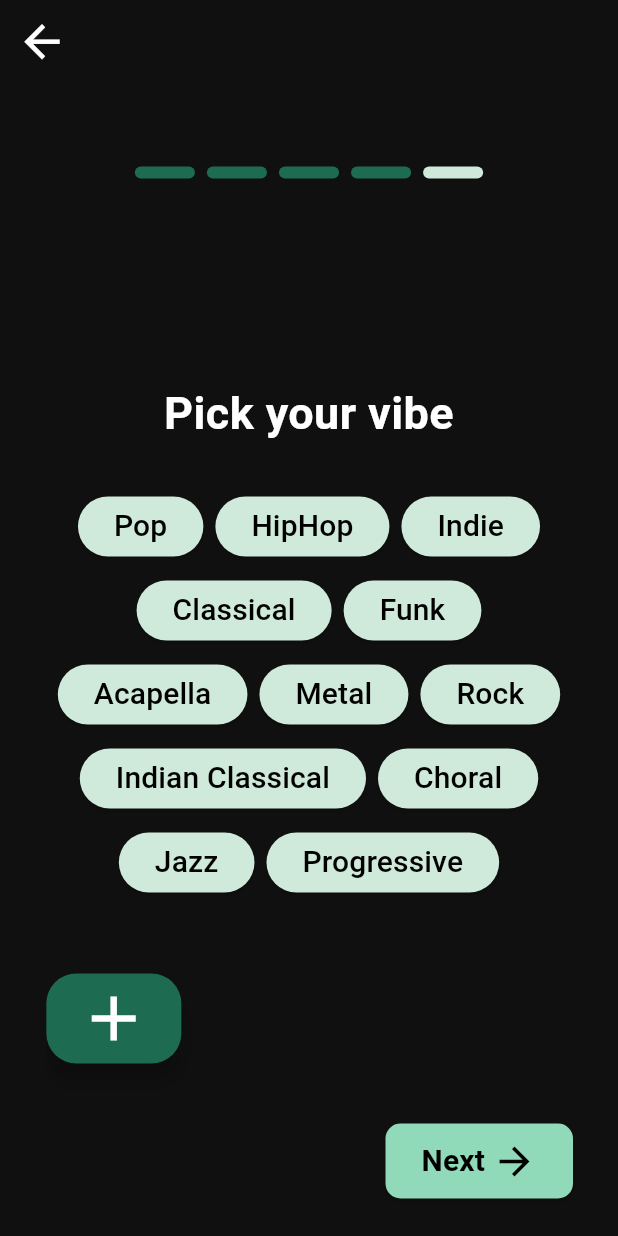
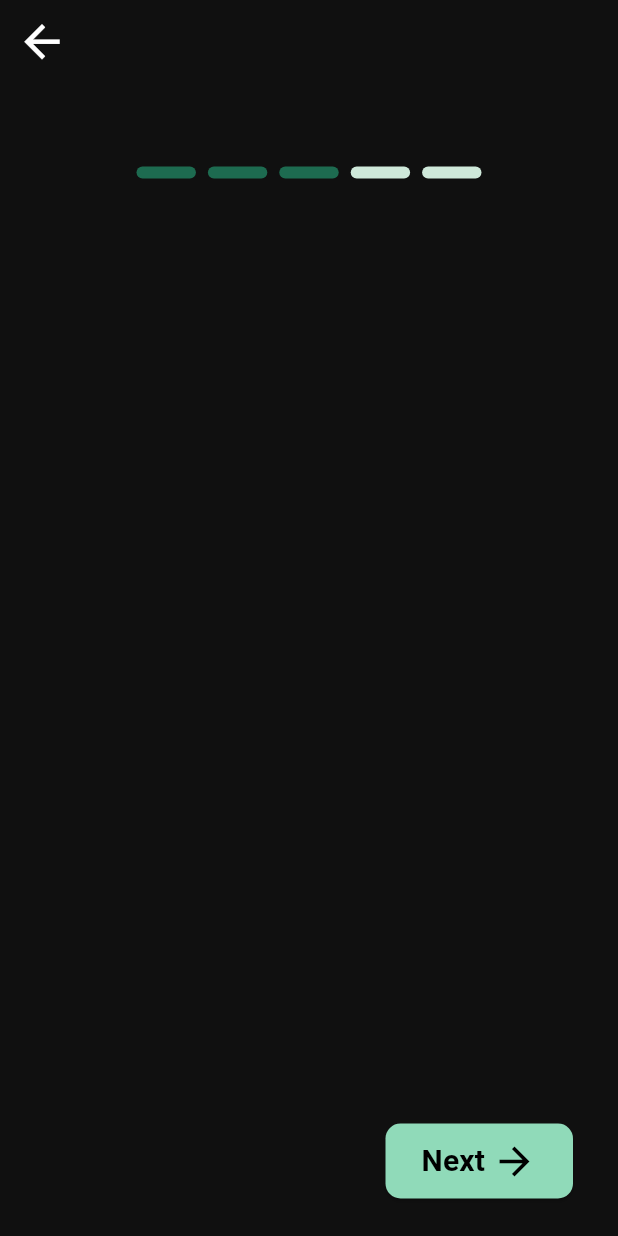
Before and after one commit to Joshua-Thachil/Hook, a Flutter app: the EventCreation2 screen opened directly, after a tap on "Next", on a phone screen of 412 x 824 dp. Run offline on Flutter 3.47's test engine with Material 3 defaults, Android fonts, the phone set to English and light mode, and no system bars; our stand-ins replace carousel_slider, cloud_firestore, firebase_auth, firebase_core, flutter_svg, google_sign_in and 1 more; accounts and stored records are empty.

Commit message:
added few screens for eventCreation flow

```diff
--- a/lib/Style/Palette.dart
+++ b/lib/Style/Palette.dart
@@ -9,4 +9,5 @@ class Palette{
   var accent = Color(0xff1D6B50);
   var primary_text = Color(0xffFFFFFF);
   var secondary_text = Color(0xff000000);
+  var hint_text = Colors.grey;
 }
--- a/lib/components/InputFields.dart
+++ b/lib/components/InputFields.dart
@@ -10,6 +10,7 @@ class InputField extends StatelessWidget { // Basic Small Input Text Field
     this.searchFocusNode,
     this.onSubmitted,
     this.onChanged,
+    this.obscureText = false,
   });
 
   final TextEditingController InputController;
@@ -19,10 +20,12 @@ class InputField extends StatelessWidget { // Basic Small Input Text Field
   final FocusNode? searchFocusNode;
   final Function(String)? onSubmitted;
   final Function(String)? onChanged;
+  final bool obscureText;
 
   @override
   Widget build(BuildContext context) {
     return TextField(
+      obscureText: obscureText,
       focusNode: searchFocusNode,
       maxLines: height,
       minLines: height,
--- a/lib/screens/EventCreation1.dart
+++ b/lib/screens/EventCreation1.dart
@@ -34,7 +34,7 @@ class _EventCreation1State extends State<EventCreation1> {
         child: Center(
           child: Column(
             children: [
-              SegmentedProgressBar(totalSteps: 5, currentStep: 2),
+              SegmentedProgressBar(totalSteps: 5, currentStep: 1),
               const SizedBox(height: 80),
               const Text(
                 "Pick one of these",
--- a/lib/screens/EventCreation2.dart
+++ b/lib/screens/EventCreation2.dart
@@ -4,6 +4,7 @@ import 'package:musicapp/components/Buttons.dart';
 import 'package:musicapp/components/Globals.dart';
 import 'package:musicapp/components/SegmentedProgressBar.dart';
 import 'package:musicapp/components/InputFields.dart';
+import 'EventCreation3.dart';
 
 class ListItem {
   final String text;
@@ -29,7 +30,7 @@ class _EventCreation2State extends State<EventCreation2> with TickerProviderStat
   late Animation<Offset> _slideAnimation;
   bool _isButton = true;
   final TextEditingController genrecontroller = TextEditingController();
-  List<String>? storedGenres = [];
+  List<String>? storedGenresEvent = [];
 
   double height = Globals.screenHeight;
   double width = Globals.screenWidth;
@@ -108,7 +109,7 @@ class _EventCreation2State extends State<EventCreation2> with TickerProviderStat
         child: Center(
           child: ListView(
             children: [
-              SegmentedProgressBar(totalSteps: 5, currentStep: 4),
+              SegmentedProgressBar(totalSteps: 5, currentStep: 2),
               const SizedBox(height: 80),
               const Text(
                 "Pick your vibe",
@@ -207,7 +208,14 @@ class _EventCreation2State extends State<EventCreation2> with TickerProviderStat
             NextButton(
               text: "Next",
               icon: Icons.arrow_forward,
-              onPressed: () {},
+              onPressed: () {
+                for(int i = 0; i < genreList.length; i++){
+                  if(genreList[i].isSelected){
+                    storedGenresEvent?.add(genreList[i].text);
+                  }
+                }
+                Navigator.push(context, MaterialPageRoute(builder: (context) => EventCreation3(),));
+              },
             )
           ],
         ),
--- /dev/null
+++ b/lib/screens/EventCreation3.dart
@@ -0,0 +1,58 @@
+import 'package:flutter/material.dart';
+import 'package:musicapp/Style/Palette.dart';
+import 'package:musicapp/components/Buttons.dart';
+import 'package:musicapp/components/SegmentedProgressBar.dart';
+import 'package:musicapp/screens/EventCreation4.dart';
+
+class EventCreation3 extends StatefulWidget {
+  const EventCreation3({super.key});
+
+  @override
+  State<EventCreation3> createState() => _EventCreation3State();
+}
+
+class _EventCreation3State extends State<EventCreation3> {
+
+  final Palette palette = Palette();
+
+  @override
+  Widget build(BuildContext context) {
+    return Scaffold(
+      backgroundColor: palette.bg,
+      appBar: AppBar(
+        backgroundColor: Colors.transparent,
+        automaticallyImplyLeading: true,
+        iconTheme: const IconThemeData(
+          color: Colors.white,
+          size: 35,
+        ),
+      ),
+      body: Padding(
+        padding: EdgeInsets.only(left: 32, right: 32),
+        child: Center(
+          child: ListView(
+            children: [
+              SegmentedProgressBar(totalSteps: 5, currentStep: 3),
+            ],
+          ),
+        ),
+      ),
+      bottomNavigationBar: BottomAppBar(
+        padding: const EdgeInsets.only(bottom: 20, right: 30),
+        color: Colors.transparent,
+        child: Row(
+          mainAxisAlignment: MainAxisAlignment.end,
+          children: [
+            NextButton(
+              text: "Next",
+              icon: Icons.arrow_forward,
+              onPressed: () {
+                Navigator.push(context, MaterialPageRoute(builder: (context) => EventCreation4(),));
+              },
+            )
+          ],
+        ),
+      ),
+    );
+  }
+}
--- a/lib/screens/Login.dart
+++ b/lib/screens/Login.dart
@@ -184,7 +184,7 @@ class _LoginState extends State<Login> {
               SizedBox(height: height * 0.023,),
               InputField(InputController: loginEmailController, hint: "Email", height: 1,), // Email Text Field
               SizedBox(height: height * 0.015,),
-              InputField(InputController: loginPasswordController, hint: "Password", height: 1,), // Password Text Field
+              InputField(InputController: loginPasswordController, hint: "Password", height: 1, obscureText: true,), // Password Text Field
               SizedBox(height: height * 0.015,),
 
               Align(
--- a/lib/screens/SignUp.dart
+++ b/lib/screens/SignUp.dart
@@ -189,7 +189,7 @@ class _SignUpState extends State<SignUp> {
               SizedBox(height: height * 0.023,),
               InputField(InputController: emailController, hint: "Email", height: 1,), // Email text field
               SizedBox(height: height * 0.015,),
-              InputField(InputController: passwordController, hint: "Password", height: 1,),// Password text field
+              InputField(InputController: passwordController, hint: "Password", height: 1, obscureText: true,),// Password text field
               SizedBox(height: height * 0.015,),
 
               SizedBox(height: height * 0.015,),
```
Also changed, not shown: lib/screens/EventCreation4.dart (added, +110 -0 lines), lib/screens/EventCreation5.dart (added, +74 -0 lines).
